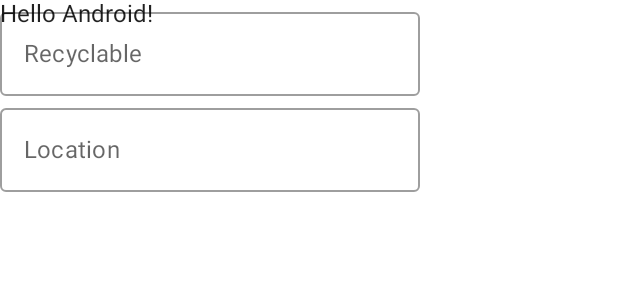
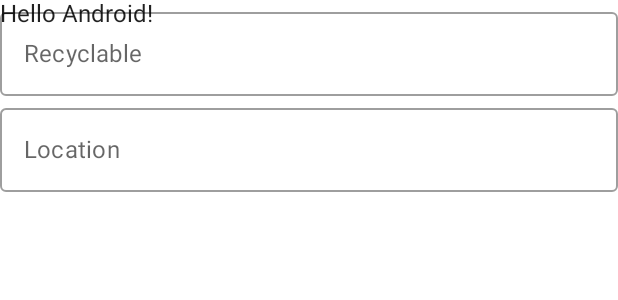
Before and after one commit to Smoofington/FindMyRecyclingV32001, an Android app built with Jetpack Compose: the @Preview function DefaultPreview, on a phone screen of 412 x 824 dp. Shown: the top 300 px of the screen. Run offline under Robolectric (Android 15) with nearby library versions, the phone set to English and light mode, and no system bars.

Commit message:
made the fields max screen size Changed the top bar to green. Emulator will no longer run (probably because of my machine) Will either revert or keep depending on the results.

```diff
--- a/app/src/main/java/com/findmyrecycling/MainActivity.kt
+++ b/app/src/main/java/com/findmyrecycling/MainActivity.kt
@@ -6,11 +6,13 @@ import androidx.activity.ComponentActivity
 import androidx.activity.compose.setContent
 import androidx.compose.foundation.layout.Column
 import androidx.compose.foundation.layout.Spacer
+import androidx.compose.foundation.layout.fillMaxWidth
 import androidx.compose.material.MaterialTheme
 import androidx.compose.material.OutlinedTextField
 import androidx.compose.material.Surface
 import androidx.compose.material.Text
 import androidx.compose.runtime.*
+import androidx.compose.ui.Modifier
 import androidx.compose.ui.res.stringResource
 import androidx.compose.ui.tooling.preview.Preview
 import com.findmyrecycling.ui.theme.FindMyRecyclingTheme
@@ -21,7 +23,8 @@ class MainActivity : ComponentActivity() {
         setContent {
             FindMyRecyclingTheme {
                 // A surface container using the 'background' color from the theme
-                Surface(color = MaterialTheme.colors.background) {
+                Surface(color = MaterialTheme.colors.background,
+                modifier = Modifier.fillMaxWidth()) {
                     Greeting("Android")
                 }
             }
@@ -43,14 +46,16 @@ fun RecycleSearch(name: String) {
         OutlinedTextField(
             value = recyclable,
             onValueChange = {recyclable = it},
-            label = { Text(stringResource(R.string.recyclable)) }
+            label = { Text(stringResource(R.string.recyclable)) },
+            modifier = Modifier.fillMaxWidth()
         )
 
 
         OutlinedTextField(
             value = location,
             onValueChange = { location = it },
-            label = { Text(stringResource(R.string.location)) }
+            label = { Text(stringResource(R.string.location)) },
+            modifier = Modifier.fillMaxWidth()
         )
     }
 }
--- a/app/src/main/res/values/colors.xml
+++ b/app/src/main/res/values/colors.xml
@@ -7,4 +7,5 @@
     <color name="teal_700">#FF018786</color>
     <color name="black">#FF000000</color>
     <color name="white">#FFFFFFFF</color>
+    <color name ="recyclingGreen">#FF009900</color>
 </resources>
--- a/app/src/main/res/values/themes.xml
+++ b/app/src/main/res/values/themes.xml
@@ -2,7 +2,7 @@
     <!-- Base application theme. -->
     <style name="Theme.FindMyRecycling" parent="Theme.MaterialComponents.DayNight.DarkActionBar">
         <!-- Primary brand color. -->
-        <item name="colorPrimary">@color/purple_500</item>
+        <item name="colorPrimary">@color/recyclingGreen</item>
         <item name="colorPrimaryVariant">@color/purple_700</item>
         <item name="colorOnPrimary">@color/white</item>
         <!-- Secondary brand color. -->
@@ -10,7 +10,7 @@
         <item name="colorSecondaryVariant">@color/teal_700</item>
         <item name="colorOnSecondary">@color/black</item>
         <!-- Status bar color. -->
-        <item name="android:statusBarColor" tools:targetApi="l">?attr/colorPrimaryVariant</item>
+        <item name="android:statusBarColor" tools:targetApi="l">?attr/colorPrimary</item>
         <!-- Customize your theme here. -->
     </style>
 
```
